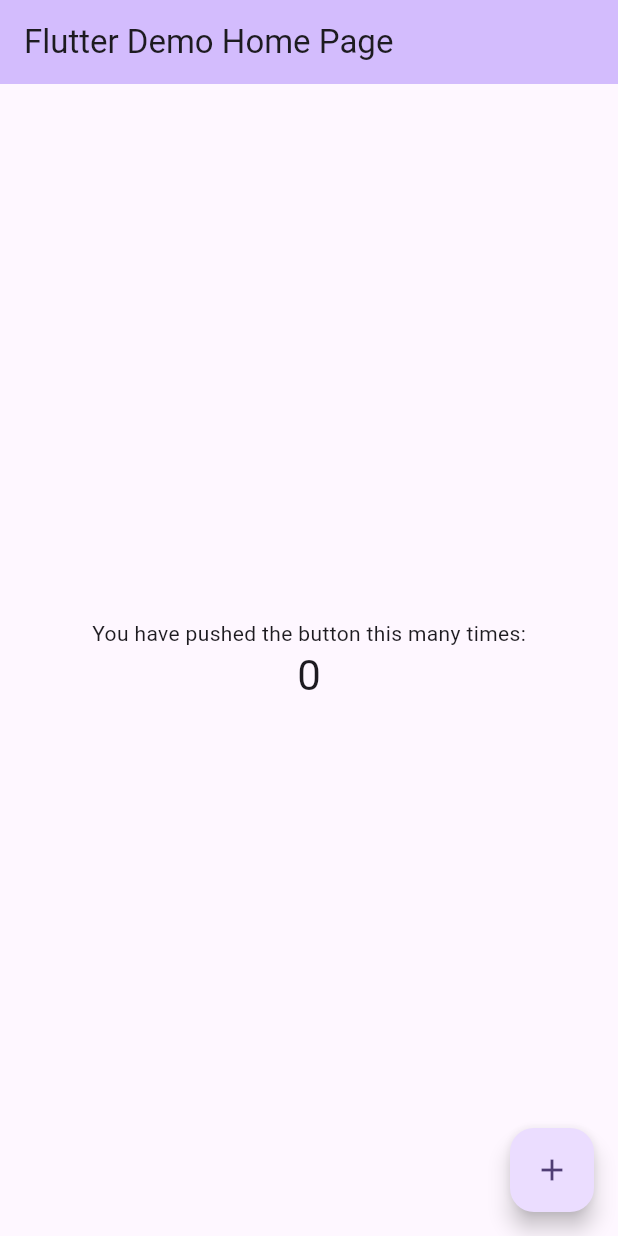
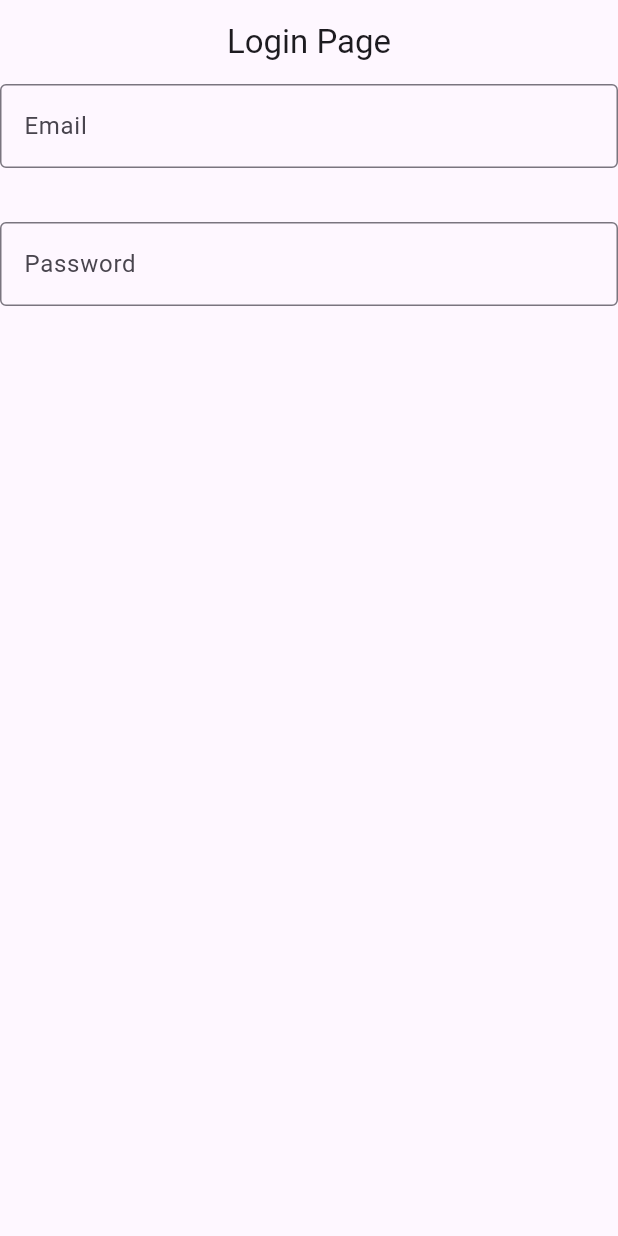
Before and after one commit to Sumedhvyas28/todo_async, a Flutter app: the screen it shows after launch, on a phone screen of 412 x 824 dp. Run offline on Flutter 3.47's test engine with Material 3 defaults, Android fonts, the phone set to English and light mode, and no system bars.

Commit message:
created login page

```diff
--- /dev/null
+++ b/devtools_options.yaml
@@ -0,0 +1,3 @@
+description: This file stores settings for Dart & Flutter DevTools.
+documentation: https://docs.flutter.dev/tools/devtools/extensions#configure-extension-enablement-states
+extensions:
--- a/lib/main.dart
+++ b/lib/main.dart
@@ -1,4 +1,5 @@
 import 'package:flutter/material.dart';
+import 'package:todo_app/ui/login_page.dart';
 
 void main() {
   runApp(const MyApp());
@@ -7,116 +8,15 @@ void main() {
 class MyApp extends StatelessWidget {
   const MyApp({super.key});
 
-  // This widget is the root of your application.
   @override
   Widget build(BuildContext context) {
     return MaterialApp(
+      debugShowCheckedModeBanner: false,
       title: 'Flutter Demo',
       theme: ThemeData(
-        // This is the theme of your application.
-        //
-        // TRY THIS: Try running your application with "flutter run". You'll see
-        // the application has a purple toolbar. Then, without quitting the app,
-        // try changing the seedColor in the colorScheme below to Colors.green
-        // and then invoke "hot reload" (save your changes or press the "hot
-        // reload" button in a Flutter-supported IDE, or press "r" if you used
-        // the command line to start the app).
-        //
-        // Notice that the counter didn't reset back to zero; the application
-        // state is not lost during the reload. To reset the state, use hot
-        // restart instead.
-        //
-        // This works for code too, not just values: Most code changes can be
-        // tested with just a hot reload.
         colorScheme: ColorScheme.fromSeed(seedColor: Colors.deepPurple),
       ),
-      home: const MyHomePage(title: 'Flutter Demo Home Page'),
+      home: LoginPage(),
     );
   }
 }
-
-class MyHomePage extends StatefulWidget {
-  const MyHomePage({super.key, required this.title});
-
-  // This widget is the home page of your application. It is stateful, meaning
-  // that it has a State object (defined below) that contains fields that affect
-  // how it looks.
-
-  // This class is the configuration for the state. It holds the values (in this
-  // case the title) provided by the parent (in this case the App widget) and
-  // used by the build method of the State. Fields in a Widget subclass are
-  // always marked "final".
-
-  final String title;
-
-  @override
-  State<MyHomePage> createState() => _MyHomePageState();
-}
-
-class _MyHomePageState extends State<MyHomePage> {
-  int _counter = 0;
-
-  void _incrementCounter() {
-    setState(() {
-      // This call to setState tells the Flutter framework that something has
-      // changed in this State, which causes it to rerun the build method below
-      // so that the display can reflect the updated values. If we changed
-      // _counter without calling setState(), then the build method would not be
-      // called again, and so nothing would appear to happen.
-      _counter++;
-    });
-  }
-
-  @override
-  Widget build(BuildContext context) {
-    // This method is rerun every time setState is called, for instance as done
-    // by the _incrementCounter method above.
-    //
-    // The Flutter framework has been optimized to make rerunning build methods
-    // fast, so that you can just rebuild anything that needs updating rather
-    // than having to individually change instances of widgets.
-    return Scaffold(
-      appBar: AppBar(
-        // TRY THIS: Try changing the color here to a specific color (to
-        // Colors.amber, perhaps?) and trigger a hot reload to see the AppBar
-        // change color while the other colors stay the same.
-        backgroundColor: Theme.of(context).colorScheme.inversePrimary,
-        // Here we take the value from the MyHomePage object that was created by
-        // the App.build method, and use it to set our appbar title.
-        title: Text(widget.title),
-      ),
-      body: Center(
-        // Center is a layout widget. It takes a single child and positions it
-        // in the middle of the parent.
-        child: Column(
-          // Column is also a layout widget. It takes a list of children and
-          // arranges them vertically. By default, it sizes itself to fit its
-          // children horizontally, and tries to be as tall as its parent.
-          //
-          // Column has various properties to control how it sizes itself and
-          // how it positions its children. Here we use mainAxisAlignment to
-          // center the children vertically; the main axis here is the vertical
-          // axis because Columns are vertical (the cross axis would be
-          // horizontal).
-          //
-          // TRY THIS: Invoke "debug painting" (choose the "Toggle Debug Paint"
-          // action in the IDE, or press "p" in the console), to see the
-          // wireframe for each widget.
-          mainAxisAlignment: MainAxisAlignment.center,
-          children: <Widget>[
-            const Text('You have pushed the button this many times:'),
-            Text(
-              '$_counter',
-              style: Theme.of(context).textTheme.headlineMedium,
-            ),
-          ],
-        ),
-      ),
-      floatingActionButton: FloatingActionButton(
-        onPressed: _incrementCounter,
-        tooltip: 'Increment',
-        child: const Icon(Icons.add),
-      ), // This trailing comma makes auto-formatting nicer for build methods.
-    );
-  }
-}
--- /dev/null
+++ b/lib/ui/login_page.dart
@@ -0,0 +1,60 @@
+import 'package:flutter/material.dart';
+
+class LoginPage extends StatefulWidget {
+  const LoginPage({super.key});
+
+  @override
+  State<LoginPage> createState() => _LoginPageState();
+}
+
+class _LoginPageState extends State<LoginPage> {
+  final _emailController = TextEditingController();
+  final _passwordController = TextEditingController();
+  final _formKey = GlobalKey<FormState>();
+  @override
+  Widget build(BuildContext context) {
+    return Scaffold(
+      appBar: AppBar(title: Text('Login Page'), centerTitle: true),
+      body: Column(
+        children: [
+          TextFormField(
+            controller: _emailController,
+            decoration: const InputDecoration(
+              labelText: 'Email',
+              border: OutlineInputBorder(),
+            ),
+            keyboardType: TextInputType.emailAddress,
+            validator: (value) {
+              if (value == null || value.isEmpty) {
+                return 'Please enter your email';
+              }
+              if (!value.contains('@')) {
+                return 'Please enter a valid email';
+              }
+              return null;
+            },
+          ),
+          SizedBox(height: 20),
+          const SizedBox(height: 16),
+          TextFormField(
+            controller: _passwordController,
+            decoration: const InputDecoration(
+              labelText: 'Password',
+              border: OutlineInputBorder(),
+            ),
+            obscureText: true,
+            validator: (value) {
+              if (value == null || value.isEmpty) {
+                return 'Please enter your password';
+              }
+              if (value.length < 6) {
+                return 'Password must be at least 6 characters';
+              }
+              return null;
+            },
+          ),
+        ],
+      ),
+    );
+  }
+}
```
Also changed, not shown: pubspec.yaml (+9 -6 lines), pubspec.lock, 3 other files.
